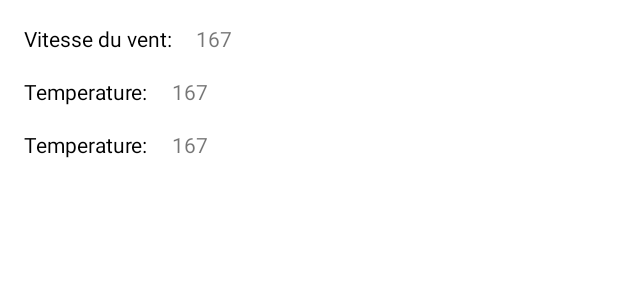
After one commit to itshamzaabidi/WeatherExample, an Android app: the layout list_item.xml on its own in the app's theme, with its tools: preview values and no code run, on a phone screen of 412 x 824 dp. The commit adds this screen. Shown: the top 300 px of the screen. Run offline under Robolectric (Android 15) with nearby library versions, the phone set to English and light mode, and no system bars.

Commit message:
setup Pull to refresh and prepared a list adapter for weather Item

```diff
--- a/app/build.gradle
+++ b/app/build.gradle
@@ -34,6 +34,7 @@ android {
     }
     buildFeatures {
         viewBinding true
+        dataBinding true
     }
 }
 
--- /dev/null
+++ b/app/src/main/java/com/example/myapplication/core/AppUtils.kt
@@ -0,0 +1,5 @@
+package com.example.myapplication.core
+
+interface ItemClick<T> {
+    fun onItemClick(item: T)
+}
--- /dev/null
+++ b/app/src/main/res/layout/list_item.xml
@@ -0,0 +1,71 @@
+<?xml version="1.0" encoding="utf-8"?>
+<androidx.constraintlayout.widget.ConstraintLayout xmlns:android="http://schemas.android.com/apk/res/android"
+    xmlns:app="http://schemas.android.com/apk/res-auto"
+    xmlns:tools="http://schemas.android.com/tools"
+    android:layout_width="match_parent"
+    android:layout_height="match_parent">
+
+    <TextView
+        android:id="@+id/txt_air_speed"
+        android:layout_width="wrap_content"
+        android:layout_height="wrap_content"
+        android:layout_marginStart="16dp"
+        android:layout_marginTop="16dp"
+        android:text="Vitesse du vent:"
+        android:textColor="@color/black"
+        app:layout_constraintStart_toStartOf="parent"
+        app:layout_constraintTop_toTopOf="parent" />
+
+    <TextView
+        android:id="@+id/txt_air_speed_value"
+        android:layout_width="wrap_content"
+        android:layout_height="wrap_content"
+        android:layout_marginStart="16dp"
+        android:layout_marginTop="16dp"
+        android:text="167"
+        app:layout_constraintStart_toEndOf="@+id/txt_air_speed"
+        app:layout_constraintTop_toTopOf="parent" />
+
+    <TextView
+        android:id="@+id/txt_temperature"
+        android:layout_width="wrap_content"
+        android:layout_height="wrap_content"
+        android:layout_marginStart="16dp"
+        android:layout_marginTop="16dp"
+        android:text="Temperature:"
+        android:textColor="@color/black"
+        app:layout_constraintStart_toStartOf="parent"
+        app:layout_constraintTop_toBottomOf="@+id/txt_air_speed" />
+
+    <TextView
+        android:id="@+id/txt_temperature_value"
+        android:layout_width="wrap_content"
+        android:layout_height="wrap_content"
+        android:layout_marginStart="16dp"
+        android:layout_marginTop="16dp"
+        android:text="167"
+        app:layout_constraintStart_toEndOf="@+id/txt_temperature"
+        app:layout_constraintTop_toBottomOf="@+id/txt_air_speed_value" />
+
+
+    <TextView
+        android:id="@+id/txt_temperature_apparent"
+        android:layout_width="wrap_content"
+        android:layout_height="wrap_content"
+        android:layout_marginStart="16dp"
+        android:layout_marginTop="16dp"
+        android:text="Temperature:"
+        android:textColor="@color/black"
+        app:layout_constraintStart_toStartOf="parent"
+        app:layout_constraintTop_toBottomOf="@+id/txt_temperature" />
+
+    <TextView
+        android:id="@+id/txt_temperature_apparent_value"
+        android:layout_width="wrap_content"
+        android:layout_height="wrap_content"
+        android:layout_marginStart="16dp"
+        android:layout_marginTop="16dp"
+        android:text="167"
+        app:layout_constraintStart_toEndOf="@+id/txt_temperature_apparent"
+        app:layout_constraintTop_toBottomOf="@+id/txt_temperature_value" />
+</androidx.constraintlayout.widget.ConstraintLayout>
```
Also changed, not shown: app/src/main/java/com/example/myapplication/MainActivity.kt (+16 -2 lines), app/src/main/java/com/example/myapplication/core/Constants.kt (+19 -0 lines), app/src/main/java/com/example/myapplication/ui/WeatherUiHolder.kt (added, +18 -0 lines), app/src/main/java/com/example/myapplication/ui/list/WeatherListAdapter.kt (added, +53 -0 lines), app/src/main/res/layout/activity_main.xml (+11 -5 lines).
